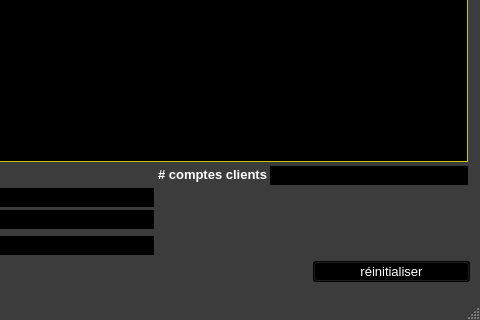
xnoumbissinoundou/yeroth-erp-3.0, file ui/yeroth-erp-clients-window.ui: the form before one commit; both pictures show x 320 to 800 and y 280 to 600 of the 800 by 600 pixel window.
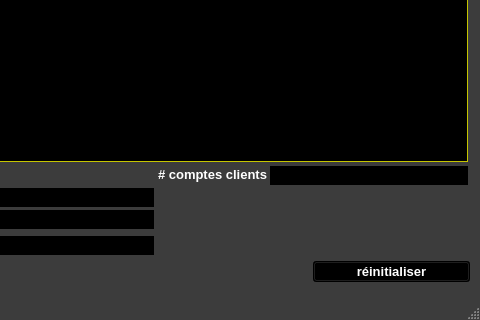
The form after the commit. Icons and pictures are not drawn. Custom widgets are drawn as their Qt base class.

```diff
--- a/ui/yeroth-erp-clients-window.ui
+++ b/ui/yeroth-erp-clients-window.ui
@@ -9311,8 +9311,8 @@
     </property>
     <property name="font">
      <font>
-      <weight>50</weight>
-      <bold>false</bold>
+      <weight>75</weight>
+      <bold>true</bold>
      </font>
     </property>
     <property name="text">
```
Left out of the diff: 26 changed lines with no effect on the pictures.
